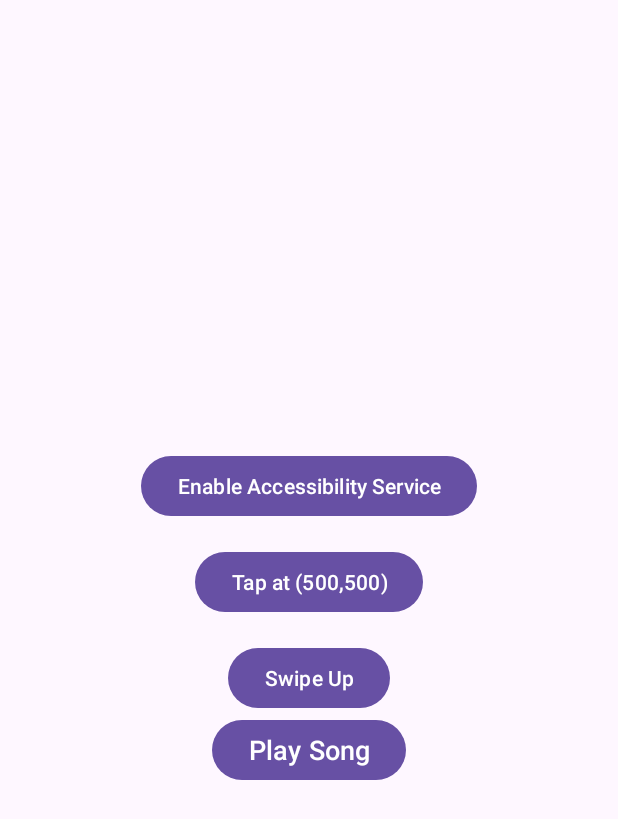
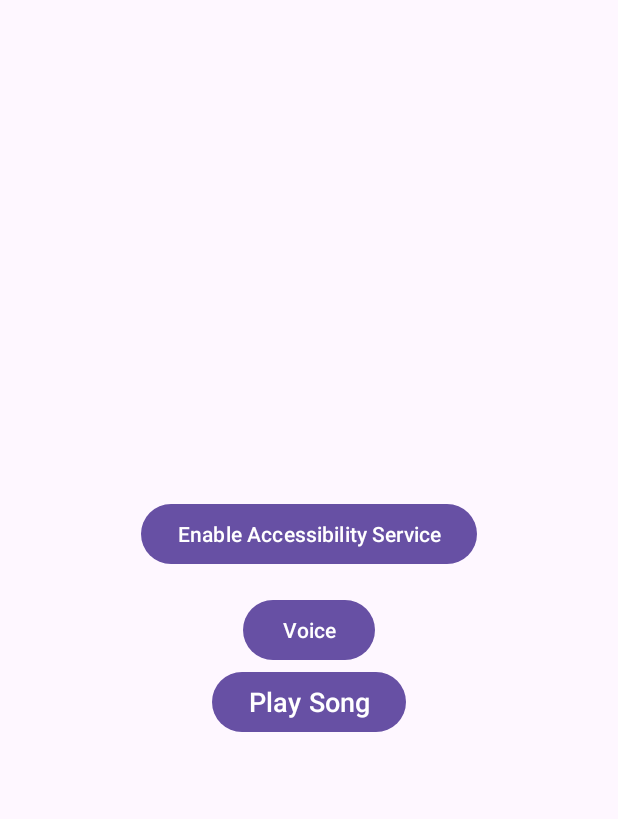
Before and after one commit to RO-HIT17/HorizonAutomation, an Android app: the screen it shows after launch (MainActivity), on a phone screen of 412 x 824 dp. Shown: the top 819 px of the screen. Run offline under Robolectric (Android 15) with nearby library versions, the phone set to English and light mode, and no system bars.

Commit message:
voice input

```diff
--- a/app/src/main/java/com/example/accessibilitytapapp2/MainActivity.kt
+++ b/app/src/main/java/com/example/accessibilitytapapp2/MainActivity.kt
@@ -1,20 +1,44 @@
 package com.example.accessibilitytapapp2
 
-import android.content.Intent
 import android.os.Bundle
 import android.os.Handler
 import android.os.Looper
+import android.app.Activity
+import android.content.ActivityNotFoundException
+import android.content.Context
+import android.content.Intent
+import android.net.Uri
+import android.provider.Settings
+import android.speech.RecognizerIntent
 import android.util.Log
 import android.widget.Button
 import android.widget.Toast
 import androidx.appcompat.app.AppCompatActivity
+import java.util.*
 
 class MainActivity : AppCompatActivity() {
+
+    private lateinit var btnEnableService: Button
+    private lateinit var voiceInputButton: Button
+    private lateinit var button:Button
+
+    private val VOICE_INPUT_REQUEST_CODE = 123
+
     override fun onCreate(savedInstanceState: Bundle?) {
         super.onCreate(savedInstanceState)
         setContentView(R.layout.activity_main)
 
-        val button = findViewById<Button>(R.id.playSongButton)
+        button = findViewById<Button>(R.id.playSongButton)
+        btnEnableService = findViewById(R.id.btnEnableService)
+        voiceInputButton = findViewById(R.id.voiceInputButton)
+
+        btnEnableService.setOnClickListener {
+            openAccessibilitySettings()
+        }
+        voiceInputButton.setOnClickListener {
+            startVoiceInput()
+        }
+
         button.setOnClickListener {
             Log.d("MainActivity", "Play song button clicked")
             val spotifyIntent = packageManager.getLaunchIntentForPackage("com.spotify.music")
@@ -32,4 +56,29 @@ class MainActivity : AppCompatActivity() {
 
         }
     }
+
+    private fun openAccessibilitySettings() {
+        try {
+            val intent = Intent(Settings.ACTION_ACCESSIBILITY_SETTINGS)
+            intent.flags = Intent.FLAG_ACTIVITY_NEW_TASK
+            startActivity(intent)
+        } catch (e: Exception) {
+            e.printStackTrace()
+            Toast.makeText(this, "Failed to open accessibility settings", Toast.LENGTH_SHORT).show()
+        }
+    }
+
+    private fun startVoiceInput() {
+        val intent = Intent(RecognizerIntent.ACTION_RECOGNIZE_SPEECH)
+        intent.putExtra(RecognizerIntent.EXTRA_LANGUAGE_MODEL, RecognizerIntent.LANGUAGE_MODEL_FREE_FORM)
+        intent.putExtra(RecognizerIntent.EXTRA_LANGUAGE, Locale.getDefault())
+        intent.putExtra(RecognizerIntent.EXTRA_PROMPT, "Say the song name to play")
+
+        try {
+            startActivityForResult(intent, VOICE_INPUT_REQUEST_CODE)
+        } catch (e: ActivityNotFoundException) {
+            Toast.makeText(this, "Speech recognition not supported", Toast.LENGTH_SHORT).show()
+        }
+    }
+
 }
--- a/app/src/main/java/com/example/accessibilitytapapp2/MyAccessibilityService.kt
+++ b/app/src/main/java/com/example/accessibilitytapapp2/MyAccessibilityService.kt
@@ -40,7 +40,7 @@ class MyAccessibilityService : AccessibilityService() {
     override fun onInterrupt() {}
 
     private fun performSpotifySongSearch() {
-        val songName = songNameToSearch ?: "Tum Sath Ho"
+        val songName = songNameToSearch ?: "Blinding Lights"
         Log.d("AccessibilityService", "Starting search for song: $songName")
 
         CoroutineScope(Dispatchers.Main).launch {
--- a/app/src/main/res/layout/activity_main.xml
+++ b/app/src/main/res/layout/activity_main.xml
@@ -13,18 +13,12 @@
         android:text="Enable Accessibility Service" />
 
     <Button
-        android:id="@+id/btnTap"
+        android:id="@+id/voiceInputButton"
         android:layout_width="wrap_content"
         android:layout_height="wrap_content"
-        android:text="Tap at (500,500)"
+        android:text="Voice"
         android:layout_marginTop="16dp" />
 
-    <Button
-        android:id="@+id/btnSwipe"
-        android:layout_width="wrap_content"
-        android:layout_height="wrap_content"
-        android:text="Swipe Up"
-        android:layout_marginTop="16dp" />
 
         <Button
             android:id="@+id/playSongButton"
```
